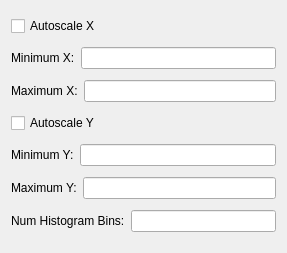
This is forms/centroid_plots_config.ui in lsst-sitcom/spot_motion_monitor as Qt 5 draws it before an edit. The edited form follows.
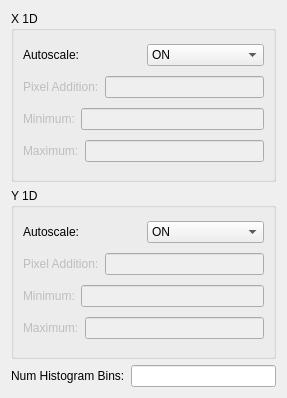
This is the edited form.

Commit message: Reworked centroid plot configuration.

Patch:
```diff
--- a/forms/centroid_plots_config.ui
+++ b/forms/centroid_plots_config.ui
@@ -7,34 +7,70 @@
     <x>0</x>
     <y>0</y>
     <width>287</width>
-    <height>253</height>
+    <height>398</height>
    </rect>
   </property>
   <property name="windowTitle">
    <string>Form</string>
   </property>
-  <layout class="QVBoxLayout" name="verticalLayout">
+  <layout class="QGridLayout" name="gridLayout">
+   <item row="0" column="0">
+    <widget class="QGroupBox" name="xCentroidGroupBox">
+     <property name="title">
+      <string>X 1D</string>
+     </property>
+     <layout class="QVBoxLayout" name="verticalLayout_2">
    <item>
-    <layout class="QHBoxLayout" name="horizontalLayout_6">
+       <layout class="QHBoxLayout" name="horizontalLayout_9">
      <item>
-      <widget class="QCheckBox" name="useAutoScaleXCheckBox">
+         <widget class="QLabel" name="autoscaleXLabel">
        <property name="text">
-        <string>Autoscale X</string>
+           <string>Autoscale:</string>
        </property>
       </widget>
      </item>
      <item>
-      <spacer name="horizontalSpacer">
-       <property name="orientation">
-        <enum>Qt::Horizontal</enum>
-       </property>
-       <property name="sizeHint" stdset="0">
-        <size>
-         <width>40</width>
-         <height>20</height>
-        </size>
-       </property>
-      </spacer>
+         <widget class="QComboBox" name="autoscaleXComboBox">
+          <property name="currentIndex">
+           <number>2</number>
+          </property>
+          <item>
+           <property name="text">
+            <string>OFF</string>
+           </property>
+          </item>
+          <item>
+           <property name="text">
+            <string>PARTIAL</string>
+           </property>
+          </item>
+          <item>
+           <property name="text">
+            <string>ON</string>
+           </property>
+          </item>
+         </widget>
+        </item>
+       </layout>
+      </item>
+      <item>
+       <layout class="QHBoxLayout" name="horizontalLayout_8">
+        <item>
+         <widget class="QLabel" name="pixelAdditionXLabel">
+          <property name="enabled">
+           <bool>false</bool>
+          </property>
+          <property name="text">
+           <string>Pixel Addition:</string>
+          </property>
+         </widget>
+        </item>
+        <item>
+         <widget class="QLineEdit" name="pixelAdditionXLineEdit">
+          <property name="enabled">
+           <bool>false</bool>
+          </property>
+         </widget>
      </item>
     </layout>
    </item>
@@ -42,13 +78,20 @@
     <layout class="QHBoxLayout" name="horizontalLayout_5">
      <item>
       <widget class="QLabel" name="minXLimitLabel">
+          <property name="enabled">
+           <bool>false</bool>
+          </property>
        <property name="text">
-        <string>Minimum X:</string>
+           <string>Minimum:</string>
        </property>
       </widget>
      </item>
      <item>
-      <widget class="QLineEdit" name="minXLimitLineEdit"/>
+         <widget class="QLineEdit" name="minXLimitLineEdit">
+          <property name="enabled">
+           <bool>false</bool>
+          </property>
+         </widget>
      </item>
     </layout>
    </item>
@@ -56,37 +99,83 @@
     <layout class="QHBoxLayout" name="horizontalLayout_4">
      <item>
       <widget class="QLabel" name="maxXLimitLabel">
+          <property name="enabled">
+           <bool>false</bool>
+          </property>
        <property name="text">
-        <string>Maximum X:</string>
+           <string>Maximum:</string>
        </property>
       </widget>
      </item>
      <item>
-      <widget class="QLineEdit" name="maxXLimitLineEdit"/>
+         <widget class="QLineEdit" name="maxXLimitLineEdit">
+          <property name="enabled">
+           <bool>false</bool>
+          </property>
+         </widget>
      </item>
     </layout>
    </item>
+     </layout>
+    </widget>
+   </item>
+   <item row="1" column="0">
+    <widget class="QGroupBox" name="yCentroidGroupBox">
+     <property name="title">
+      <string>Y 1D</string>
+     </property>
+     <layout class="QVBoxLayout" name="verticalLayout">
    <item>
     <layout class="QHBoxLayout" name="horizontalLayout_3">
      <item>
-      <widget class="QCheckBox" name="useAutoScaleYCheckBox">
+         <widget class="QLabel" name="autoscaleYLabel">
        <property name="text">
-        <string>Autoscale Y</string>
+           <string>Autoscale:</string>
        </property>
       </widget>
      </item>
      <item>
-      <spacer name="horizontalSpacer_2">
-       <property name="orientation">
-        <enum>Qt::Horizontal</enum>
-       </property>
-       <property name="sizeHint" stdset="0">
-        <size>
-         <width>40</width>
-         <height>20</height>
-        </size>
-       </property>
-      </spacer>
+         <widget class="QComboBox" name="autoscaleYComboBox">
+          <property name="currentIndex">
+           <number>2</number>
+          </property>
+          <item>
+           <property name="text">
+            <string>OFF</string>
+           </property>
+          </item>
+          <item>
+           <property name="text">
+            <string>PARTIAL</string>
+           </property>
+          </item>
+          <item>
+           <property name="text">
+            <string>ON</string>
+           </property>
+          </item>
+         </widget>
+        </item>
+       </layout>
+      </item>
+      <item>
+       <layout class="QHBoxLayout" name="horizontalLayout_6">
+        <item>
+         <widget class="QLabel" name="pixelAdditionYLabel">
+          <property name="enabled">
+           <bool>false</bool>
+          </property>
+          <property name="text">
+           <string>Pixel Addition:</string>
+          </property>
+         </widget>
+        </item>
+        <item>
+         <widget class="QLineEdit" name="pixelAdditionYLineEdit">
+          <property name="enabled">
+           <bool>false</bool>
+          </property>
+         </widget>
      </item>
     </layout>
    </item>
@@ -94,13 +183,20 @@
     <layout class="QHBoxLayout" name="horizontalLayout_2">
      <item>
       <widget class="QLabel" name="minYLimitLabel">
+          <property name="enabled">
+           <bool>false</bool>
+          </property>
        <property name="text">
-        <string>Minimum Y:</string>
+           <string>Minimum:</string>
        </property>
       </widget>
      </item>
      <item>
-      <widget class="QLineEdit" name="minYLimitLineEdit"/>
+         <widget class="QLineEdit" name="minYLimitLineEdit">
+          <property name="enabled">
+           <bool>false</bool>
+          </property>
+         </widget>
      </item>
     </layout>
    </item>
@@ -108,17 +204,27 @@
     <layout class="QHBoxLayout" name="horizontalLayout">
      <item>
       <widget class="QLabel" name="maxYLimitLabel">
+          <property name="enabled">
+           <bool>false</bool>
+          </property>
        <property name="text">
-        <string>Maximum Y:</string>
+           <string>Maximum:</string>
        </property>
       </widget>
      </item>
      <item>
-      <widget class="QLineEdit" name="maxYLimitLineEdit"/>
+         <widget class="QLineEdit" name="maxYLimitLineEdit">
+          <property name="enabled">
+           <bool>false</bool>
+          </property>
+         </widget>
      </item>
     </layout>
    </item>
-   <item>
+     </layout>
+    </widget>
+   </item>
+   <item row="2" column="0">
     <layout class="QHBoxLayout" name="horizontalLayout_7">
      <item>
       <widget class="QLabel" name="numHistoBinsLabel">
```
Left out of the diff: 2 changed lines with no effect on the pictures. Lines whose indentation alone changed are shown as unchanged. The commit also changes 8 other files.
